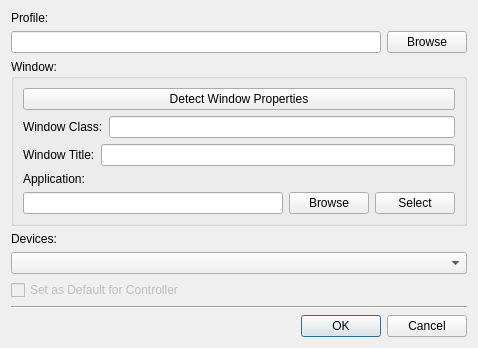
The window that src/addeditautoprofiledialog.ui (AntiMicroX/antimicrox) describes before a commit, drawn with Qt 5.
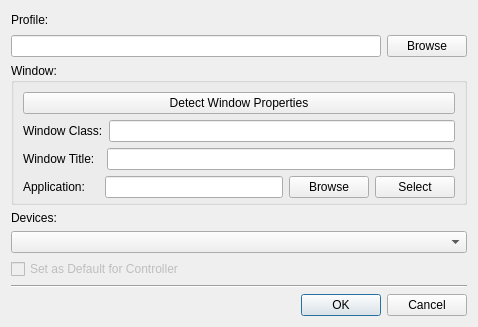
The same window after the commit.

Patch:
```diff
--- a/src/addeditautoprofiledialog.ui
+++ b/src/addeditautoprofiledialog.ui
@@ -7,7 +7,7 @@
     <x>0</x>
     <y>0</y>
     <width>478</width>
-    <height>345</height>
+    <height>327</height>
    </rect>
   </property>
   <property name="windowTitle">
@@ -56,9 +56,12 @@
      <property name="checkable">
       <bool>false</bool>
      </property>
-     <layout class="QVBoxLayout" name="verticalLayout_3">
+     <layout class="QVBoxLayout" name="verticalLayout_2">
       <property name="spacing">
-       <number>-1</number>
+       <number>6</number>
+      </property>
+      <property name="bottomMargin">
+       <number>4</number>
       </property>
       <item>
        <widget class="QPushButton" name="detectWinPropsSelectWindowPushButton">
@@ -75,7 +78,7 @@
       <item>
        <layout class="QHBoxLayout" name="horizontalLayout_3">
         <item>
-         <widget class="QLabel" name="label_3">
+         <widget class="QLabel" name="winClassLabel">
           <property name="text">
            <string>Window Class:</string>
           </property>
@@ -92,9 +95,9 @@
       <item>
        <layout class="QHBoxLayout" name="horizontalLayout_4">
         <item>
-         <widget class="QLabel" name="label_4">
+         <widget class="QLabel" name="winNameLabel">
           <property name="text">
-           <string>Window Title:</string>
+           <string>Window Title:  </string>
           </property>
           <property name="buddy">
            <cstring>applicationLineEdit</cstring>
@@ -107,19 +110,17 @@
        </layout>
       </item>
       <item>
-       <layout class="QVBoxLayout" name="verticalLayout_2">
-        <item>
-         <widget class="QLabel" name="label_2">
-          <property name="text">
-           <string>Application:</string>
-          </property>
-          <property name="buddy">
-           <cstring>applicationLineEdit</cstring>
-          </property>
-         </widget>
-        </item>
-        <item>
          <layout class="QHBoxLayout" name="horizontalLayout_2">
+        <item>
+         <widget class="QLabel" name="label_2">
+          <property name="text">
+           <string>Application:    </string>
+          </property>
+          <property name="buddy">
+           <cstring>applicationLineEdit</cstring>
+          </property>
+         </widget>
+        </item>
           <item>
            <widget class="QLineEdit" name="applicationLineEdit"/>
           </item>
@@ -141,8 +142,6 @@
              <string>Select</string>
             </property>
            </widget>
-          </item>
-         </layout>
         </item>
        </layout>
       </item>
```
Lines whose indentation alone changed are shown as unchanged.
